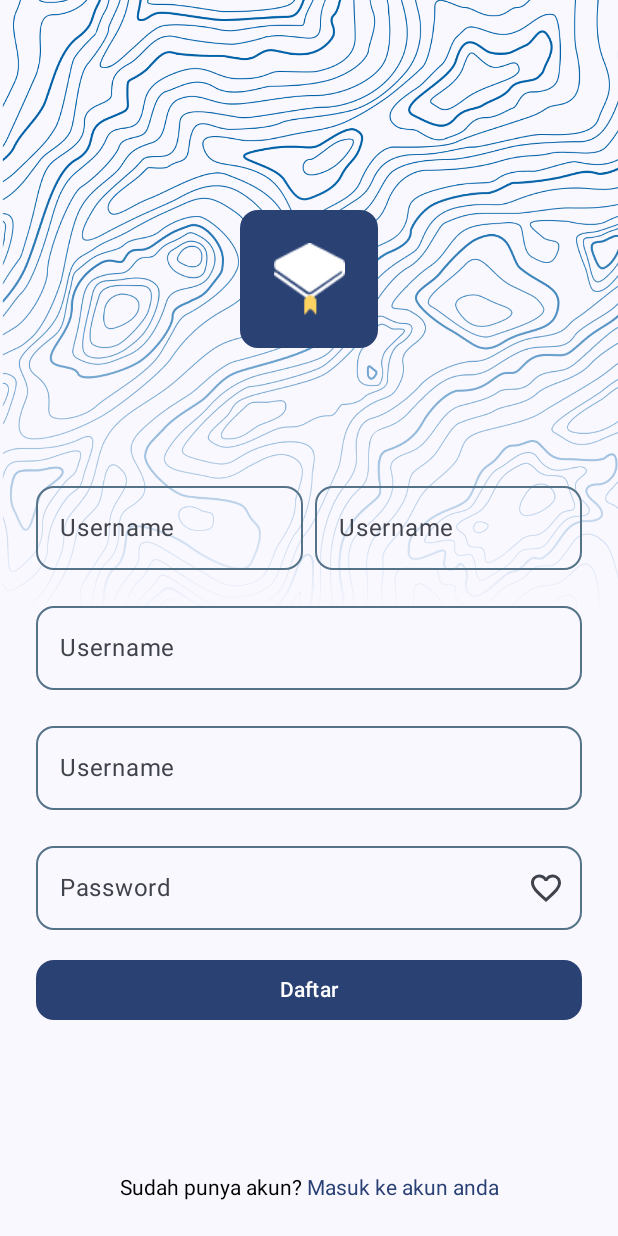
After one commit to SeptAlfauzan/student-helpcare-app, an Android app built with Jetpack Compose: the composable SignUpView shown on its own in the app's theme, on a phone screen of 412 x 824 dp. The commit adds this screen. Run offline under Robolectric (Android 15) with nearby library versions, the phone set to English and light mode, and no system bars.

Commit message:
add: SignIn and SignUp view

```diff
--- /dev/null
+++ b/app/src/main/java/com/kudos/studenthelpcare/core/presentation/signup/SignUpView.kt
@@ -0,0 +1,158 @@
+package com.kudos.studenthelpcare.core.presentation.signup
+
+import androidx.compose.foundation.layout.Row
+
+
+import androidx.compose.foundation.Image
+import androidx.compose.foundation.layout.Arrangement
+import androidx.compose.foundation.layout.Box
+import androidx.compose.foundation.layout.Column
+import androidx.compose.foundation.layout.fillMaxSize
+import androidx.compose.foundation.layout.fillMaxWidth
+import androidx.compose.foundation.layout.padding
+import androidx.compose.foundation.text.ClickableText
+import androidx.compose.material3.Button
+import androidx.compose.material3.MaterialTheme
+import androidx.compose.material3.Scaffold
+import androidx.compose.material3.Surface
+import androidx.compose.material3.Text
+import androidx.compose.material3.TextButton
+import androidx.compose.runtime.Composable
+import androidx.compose.runtime.getValue
+import androidx.compose.runtime.mutableStateOf
+import androidx.compose.runtime.remember
+import androidx.compose.runtime.setValue
+import androidx.compose.ui.Alignment
+import androidx.compose.ui.Modifier
+import androidx.compose.ui.res.painterResource
+import androidx.compose.ui.res.stringResource
+import androidx.compose.ui.text.SpanStyle
+import androidx.compose.ui.text.buildAnnotatedString
+import androidx.compose.ui.text.withStyle
+import androidx.compose.ui.tooling.preview.Devices
+import androidx.compose.ui.tooling.preview.Preview
+import androidx.compose.ui.unit.dp
+import com.kudos.studenthelpcare.R
+import com.kudos.studenthelpcare.core.presentation.widgets.BlueLogo
+import com.kudos.studenthelpcare.core.presentation.widgets.TextInput
+import com.kudos.studenthelpcare.ui.theme.Rounded12
+import com.kudos.studenthelpcare.ui.theme.StudentHelpcareTheme
+
+@Composable
+fun SignUpView() {
+    var password by remember {
+        mutableStateOf("")
+    }
+    var username by remember {
+        mutableStateOf("")
+    }
+    Scaffold { padding ->
+        Box(Modifier.fillMaxSize()) {
+            Image(
+                painter = painterResource(id = R.drawable.pattern),
+                contentDescription = "pattern bg"
+            )
+            Column(
+                Modifier
+                    .padding(padding)
+                    .padding(24.dp)
+                    .fillMaxSize(),
+                horizontalAlignment = Alignment.CenterHorizontally,
+                verticalArrangement = Arrangement.Center
+            ) {
+                BlueLogo(
+                    Modifier
+                        .align(Alignment.CenterHorizontally)
+                        .padding(bottom = 84.dp)
+                )
+                Row(Modifier.fillMaxWidth(), horizontalArrangement = Arrangement.spacedBy(8.dp)) {
+                    TextInput(
+                        value = username,
+                        onChange = { username = it },
+                        label = stringResource(R.string.username),
+                        modifier = Modifier
+                            .weight(1f)
+                            .padding(bottom = 16.dp)
+                    )
+                    TextInput(
+                        value = username,
+                        onChange = { username = it },
+                        label = stringResource(R.string.username),
+                        modifier = Modifier
+                            .weight(1f)
+                            .padding(bottom = 16.dp)
+                    )
+                }
+                TextInput(
+                    value = username,
+                    onChange = { username = it },
+                    label =  stringResource(R.string.username),
+                    modifier = Modifier
+                        .fillMaxWidth()
+                        .padding(bottom = 16.dp)
+                )
+                TextInput(
+                    value = username,
+                    onChange = { username = it },
+                    label =  stringResource(R.string.username),
+                    modifier = Modifier
+                        .fillMaxWidth()
+                        .padding(bottom = 16.dp)
+                )
+                TextInput(
+                    value = password,
+                    onChange = { password = it },
+                    isSecure = true,
+                    label = "Password",
+                    modifier = Modifier
+                        .fillMaxWidth()
+                        .padding(bottom = 16.dp)
+                )
+                Button(
+                    shape = Rounded12,
+                    onClick = { /*TODO*/ }, modifier = Modifier.fillMaxWidth()
+                ) {
+                    Text(text = "Daftar")
+                }
+            }
+            SpannableTextScreen(
+                modifier = Modifier
+                    .padding(bottom = 24.dp)
+                    .align(Alignment.BottomCenter)
+            )
+        }
+    }
+}
+
+@Composable
+fun SpannableTextScreen(
+    navigateCreateAccount: () -> Unit = {}, modifier: Modifier = Modifier
+) {
+    val text = buildAnnotatedString {
+        append("Sudah punya akun? ")
+        pushStringAnnotation(tag = "click", annotation = "click")
+        withStyle(
+            SpanStyle(
+                color = MaterialTheme.colorScheme.primary
+            )
+        ) {
+            append("Masuk ke akun anda")
+        }
+        pop()
+    }
+    ClickableText(text = text, modifier, onClick = { offset ->
+        text.getStringAnnotations(tag = "click", start = offset, end = offset).firstOrNull()?.let {
+            navigateCreateAccount()
+        }
+    })
+}
+
+@Preview(device = Devices.PIXEL_4)
+@Composable
+private fun Preview() {
+    StudentHelpcareTheme {
+        Surface {
+            SignUpView()
+        }
+    }
+}
--- /dev/null
+++ b/app/src/main/java/com/kudos/studenthelpcare/core/presentation/widgets/BlueLogo.kt
@@ -0,0 +1,32 @@
+package com.kudos.studenthelpcare.core.presentation.widgets
+
+import androidx.compose.foundation.Image
+import androidx.compose.foundation.background
+import androidx.compose.foundation.layout.Box
+import androidx.compose.foundation.layout.padding
+import androidx.compose.foundation.layout.size
+import androidx.compose.material3.MaterialTheme
+import androidx.compose.runtime.Composable
+import androidx.compose.ui.Modifier
+import androidx.compose.ui.draw.clip
+import androidx.compose.ui.res.painterResource
+import androidx.compose.ui.unit.dp
+import com.kudos.studenthelpcare.R
+import com.kudos.studenthelpcare.ui.theme.Rounded12
+
+
+@Composable
+fun BlueLogo(modifier: Modifier = Modifier) {
+    Box(
+        modifier
+            .clip(Rounded12)
+            .background(MaterialTheme.colorScheme.primary)
+            .padding(22.dp)
+    ) {
+        Image(
+            painter = painterResource(id = R.drawable.logo__white),
+            modifier = Modifier.size(48.dp),
+            contentDescription = "logo"
+        )
+    }
+}
--- /dev/null
+++ b/app/src/main/java/com/kudos/studenthelpcare/core/presentation/widgets/TextInput.kt
@@ -0,0 +1,59 @@
+package com.kudos.studenthelpcare.core.presentation.widgets
+
+import androidx.compose.foundation.text.KeyboardOptions
+import androidx.compose.material.icons.Icons
+import androidx.compose.material.icons.filled.Favorite
+import androidx.compose.material.icons.filled.FavoriteBorder
+import androidx.compose.material3.Icon
+import androidx.compose.material3.IconButton
+import androidx.compose.material3.OutlinedTextField
+import androidx.compose.material3.OutlinedTextFieldDefaults
+import androidx.compose.material3.Text
+import androidx.compose.runtime.Composable
+import androidx.compose.runtime.getValue
+import androidx.compose.runtime.mutableStateOf
+import androidx.compose.runtime.remember
+import androidx.compose.runtime.setValue
+import androidx.compose.ui.Modifier
+import androidx.compose.ui.graphics.Color
+import androidx.compose.ui.text.input.KeyboardType
+import androidx.compose.ui.text.input.PasswordVisualTransformation
+import androidx.compose.ui.text.input.VisualTransformation
+import com.kudos.studenthelpcare.ui.theme.Rounded12
+
+@Composable
+fun TextInput(
+    value: String,
+    label: String,
+    onChange: (String) -> Unit,
+    isSecure: Boolean = false,
+    modifier: Modifier = Modifier
+) {
+    var peekPassword by remember {
+        mutableStateOf(!isSecure)
+    }
+    OutlinedTextField(
+        shape = Rounded12,
+        label = {
+            Text(text = label)
+        },
+
+        visualTransformation = if (!peekPassword) PasswordVisualTransformation() else VisualTransformation.None,
+        keyboardOptions = KeyboardOptions(keyboardType = if (isSecure) KeyboardType.Password else KeyboardType.Text),
+        colors = OutlinedTextFieldDefaults.colors(
+            focusedBorderColor = Color(0xFF547288),
+            unfocusedBorderColor = Color(0xFF547288),
+        ),
+        trailingIcon = {
+            if (isSecure) IconButton(onClick = { peekPassword = !peekPassword }) {
+                Icon(
+                    imageVector = if (peekPassword) Icons.Default.Favorite else Icons.Default.FavoriteBorder,
+                    contentDescription = null
+                )
+            }
+        },
+        value = value,
+        onValueChange = onChange,
+        modifier = modifier
+    )
+}
--- /dev/null
+++ b/app/src/main/java/com/kudos/studenthelpcare/ui/theme/Shape.kt
@@ -0,0 +1,6 @@
+package com.kudos.studenthelpcare.ui.theme
+
+import androidx.compose.foundation.shape.RoundedCornerShape
+import androidx.compose.ui.unit.dp
+
+val Rounded12 = RoundedCornerShape(12.dp)
--- a/app/src/main/res/values/strings.xml
+++ b/app/src/main/res/values/strings.xml
@@ -3,4 +3,6 @@
     <string name="before">Sebelumnya</string>
     <string name="next">Selanjutnya</string>
     <string name="finish">selesai</string>
+    <string name="signin">Masuk</string>
+    <string name="username">Username</string>
 </resources>
```
Also changed, not shown: app/src/main/java/com/kudos/studenthelpcare/core/presentation/onboarding/OnBoarding.kt (+10 -23 lines), app/src/main/java/com/kudos/studenthelpcare/core/presentation/signin/SignInView.kt (added, +164 -0 lines), app/src/main/res/drawable-nodpi/google_ic.png (added).
